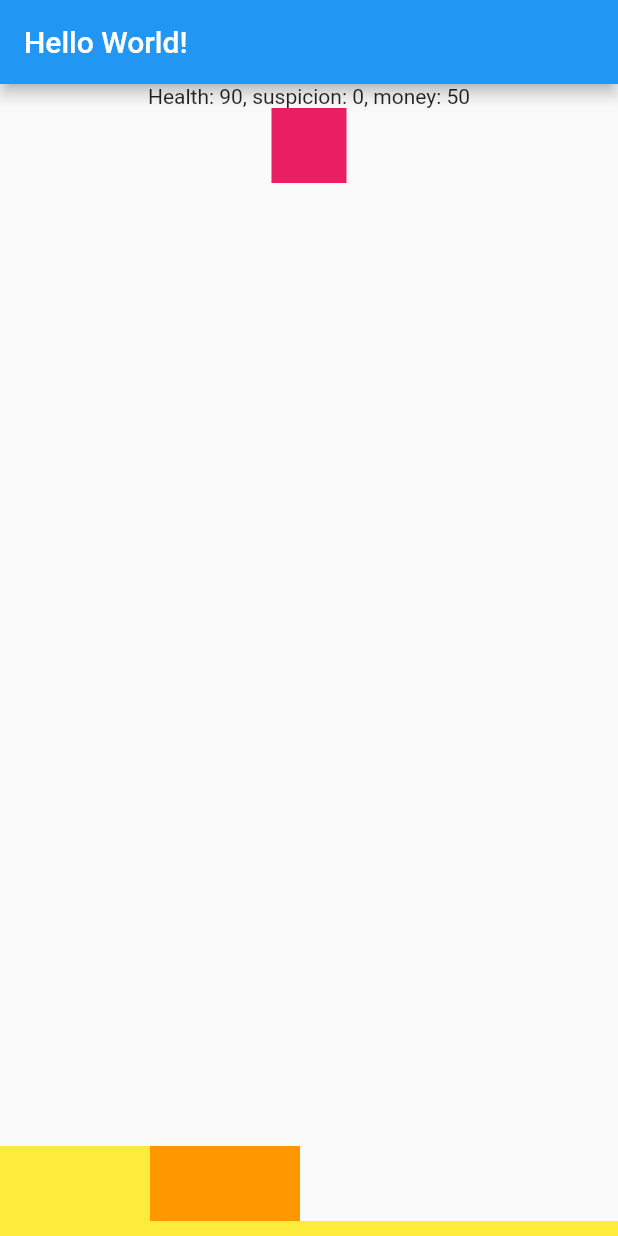
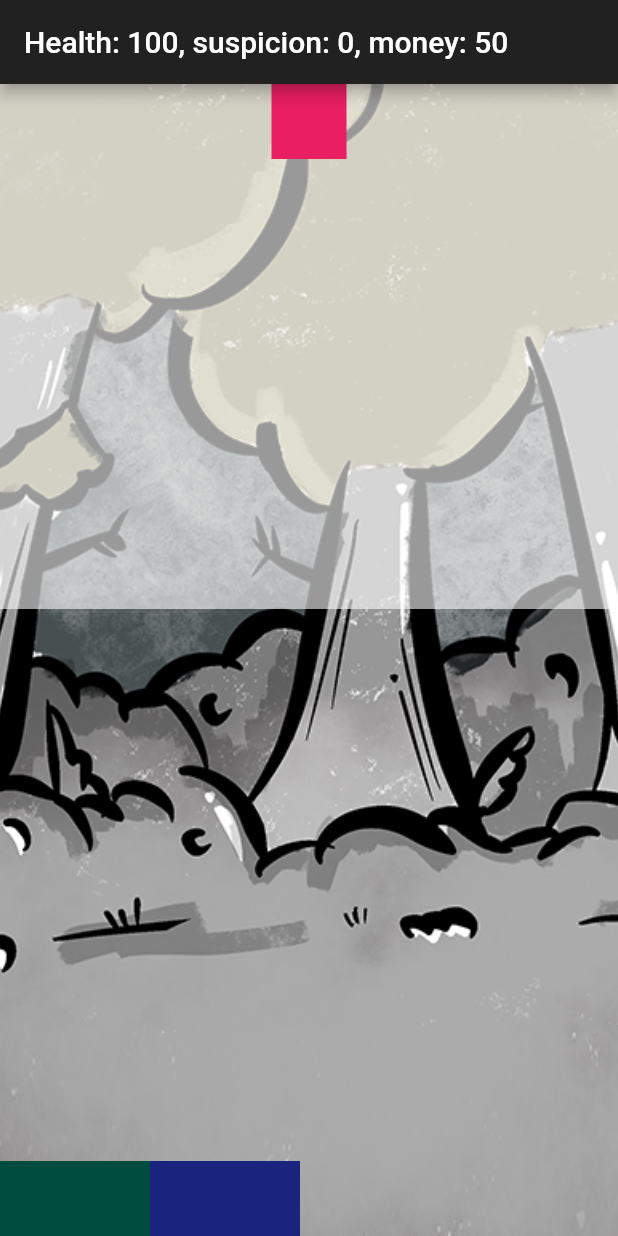
Before and after one commit to jennysong/ggj-repair, a Flutter app: the screen it shows after launch, on a phone screen of 412 x 824 dp. Run offline on Flutter 3.47's test engine with Material 2 defaults, Android fonts, the light colour scheme and no system bars; our stand-ins replace flutter_redux, redux.

Commit message:
adding layers of containers

```diff
--- a/lib/app.dart
+++ b/lib/app.dart
@@ -14,23 +14,89 @@ class MyApp extends StatelessWidget {
     return StoreProvider<CharacterState>(
       store: store,
       child: MaterialApp(
+        theme: ThemeData.dark(),
+        darkTheme: ThemeData.dark(),
         home: Scaffold(
           appBar: AppBar(
-            title: Text('Hello World!')
+            title: header
           ),
-          body: BottomBox()
+          body: Stack(
+            children: <Widget>[
+              BackgroundContainer(), // container1:background
+              PictureContainer(), // container2:picture
+              WritingContainer(), // container3:writing
+              InterfaceContainer(), // container4:interface
+            ]
+          )
         )
       )
     );
   }
 }
 
-class BottomBox extends StatefulWidget {
+var header = new StoreConnector<CharacterState, CharacterState> (
+  converter: (store) => store.state,
+  builder: (context, state) {
+    return new Text('Health: ${state.health}, suspicion: ${state.suspicion}, money: ${state.money}');
+  }
+);
+
+
+/////////////////
+class BackgroundContainer extends StatefulWidget {
 	@override
-	BottomBoxState createState() => BottomBoxState();
+	BackgroundContainerState createState() => BackgroundContainerState();
 }
-
-class BottomBoxState extends State<BottomBox> {
+class BackgroundContainerState extends State<BackgroundContainer> {
+  @override
+	Widget build(BuildContext context) {
+    return Container(
+      color: Colors.black
+    );
+  }
+}
+/////////////////
+/////////////////
+class PictureContainer extends StatefulWidget {
+	@override
+	PictureContainerState createState() => PictureContainerState();
+}
+class PictureContainerState extends State<PictureContainer> {
+  @override
+	Widget build(BuildContext context) {
+    return Container(
+      decoration: BoxDecoration(
+        image: DecorationImage(
+          image: AssetImage('lib/assets/backgrounds/Forest_Scene1.jpg'),
+          fit: BoxFit.cover
+        )
+      )
+    );
+  }
+}
+/////////////////
+/////////////////
+class WritingContainer extends StatefulWidget {
+	@override
+	WritingContainerState createState() => WritingContainerState();
+}
+class WritingContainerState extends State<WritingContainer> {
+  @override
+	Widget build(BuildContext context) {
+    return Container(
+      color: Color.fromRGBO(255, 255, 255, 0.6),
+      height: 350,
+      alignment: Alignment.bottomCenter
+    );
+  }
+}
+/////////////////
+/////////////////
+class InterfaceContainer extends StatefulWidget {
+	@override
+	InterfaceContainerState createState() => InterfaceContainerState();
+}
+class InterfaceContainerState extends State<InterfaceContainer> {
 	bool expandBox = false;
 	String selectedBox = 'itemBox';
 	@override
@@ -40,18 +106,9 @@ class BottomBoxState extends State<BottomBox> {
         Expanded(
           child: Column(
             children: [
-              Container(
-                child: new StoreConnector<CharacterState, CharacterState> (
-                  converter: (store) => store.state,
-                  builder: (context, state) {
-                    return new Text('Health: ${state.health}, suspicion: ${state.suspicion}, money: ${state.money}');
-                  }
-                )
-              ),
               GestureDetector(
                 onTap: () {
                   StoreProvider.of<CharacterState>(context).dispatch(IncrementHealth(10));
-                  debugPrint('hi');
                 },
                 child: Container(
                   height: 50,
@@ -78,7 +135,7 @@ class BottomBoxState extends State<BottomBox> {
 								});
 							},
 							child: Container(
-								color: Colors.yellow,
+								color: Colors.teal[900],
 								alignment: Alignment.topRight,
 								height: 50,
 								width: 100,
@@ -98,7 +155,7 @@ class BottomBoxState extends State<BottomBox> {
 								});
 							},
 							child: Container(
-								color: Colors.orange,
+								color: Colors.indigo[900],
 								alignment: Alignment.topRight,
 								height: 50,
 								width: 100,
@@ -107,8 +164,8 @@ class BottomBoxState extends State<BottomBox> {
 					]
 				),
 				AnimatedContainer(
-					color: selectedBox=='itemBox'? Colors.yellow : Colors.orange,
-					height: expandBox? 300:10,
+					color: selectedBox=='itemBox'? Colors.teal[900] : Colors.indigo[900],
+					height: expandBox? 300:0,
 					duration: expandBox? Duration(milliseconds:400) : Duration(milliseconds:100)
 				)
       ]
--- a/lib/models/character_state.dart
+++ b/lib/models/character_state.dart
@@ -2,17 +2,19 @@ class CharacterState {
   int health;
   int suspicion;
   int money;
+  bool show;
 
   CharacterState({
     this.health,
     this.suspicion,
-    this.money
+    this.money,
+    this.show
   });
 
-  factory CharacterState.init() => CharacterState(health: 90, suspicion: 0, money: 50);
+  factory CharacterState.init() => CharacterState(health: 100, suspicion: 0, money: 50);
 
   @override
   String toString() {
-    return 'health: $health, suspicion: $suspicion, money: $money';
+    return 'health: $health, suspicion: $suspicion, money: $money, show: $show';
   }
 }
```
Also changed, not shown: pubspec.yaml (+4 -3 lines), lib/assets/backgrounds/Forest_Scene1.jpg (added), lib/assets/backgrounds/Forest_Scene2.jpg (added), lib/assets/backgrounds/Forest_Scene3.jpg (added).
